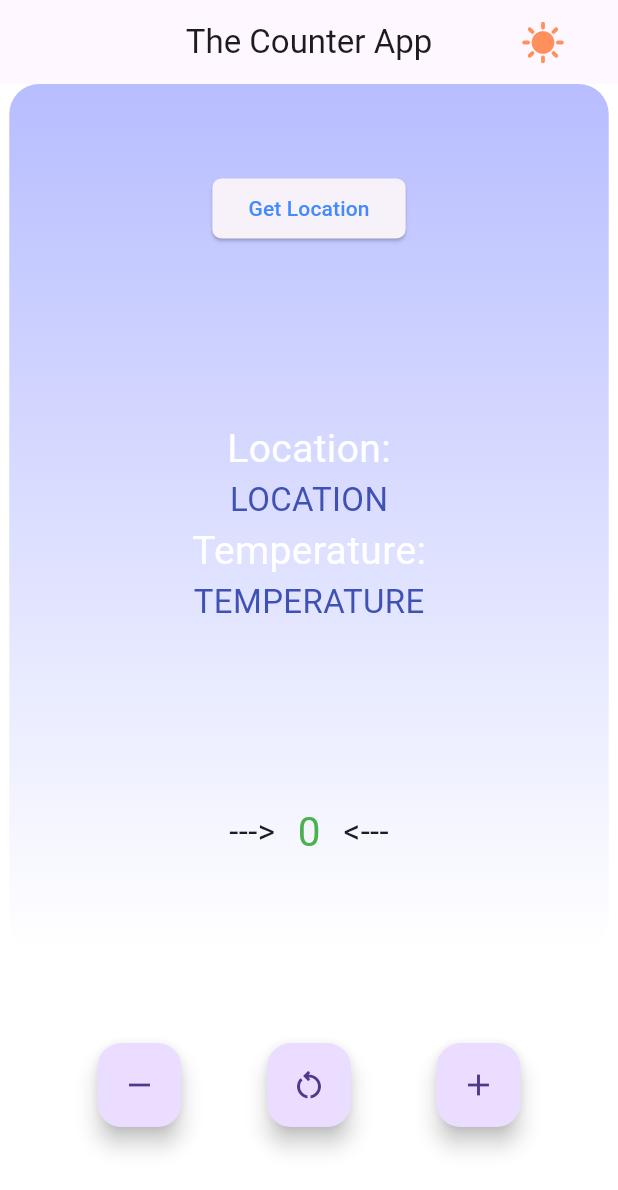
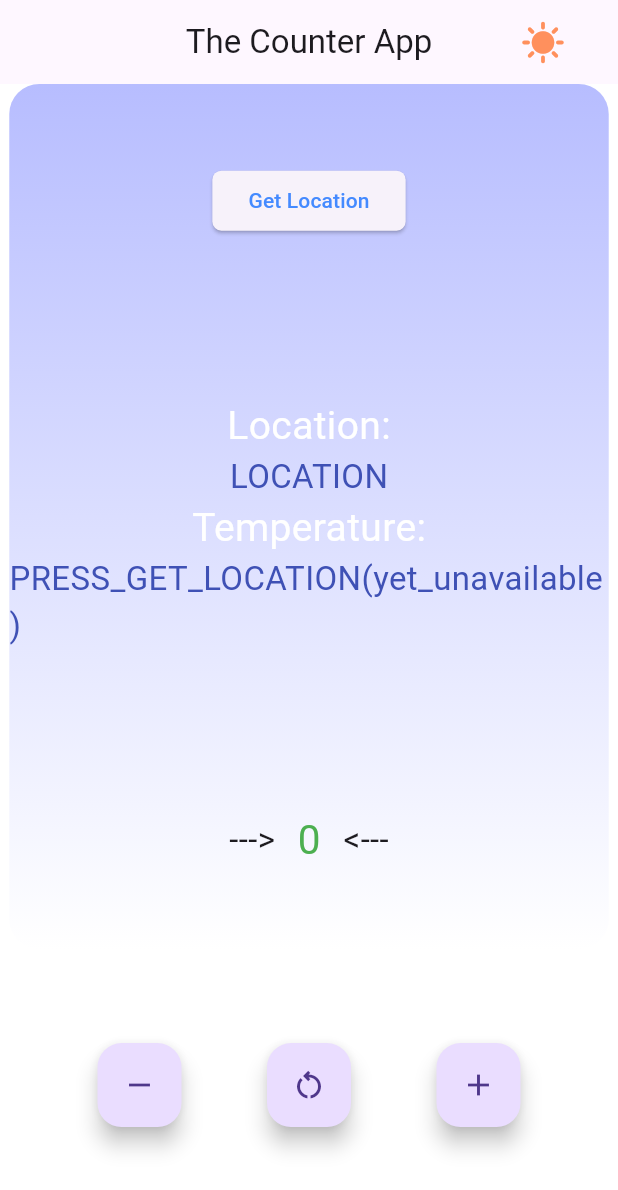
Before and after one commit to 9minuteswithtractor/Flutter_CounterApp_WeatherApp, a Flutter app: the screen it shows after launch, on a phone screen of 412 x 824 dp. Shown: the top 1190 px of the screen. Run offline on Flutter 3.47's test engine with Material 2 defaults, Android fonts, the phone set to English and light mode, and no system bars; our stand-ins replace bloc, dio, flutter_bloc, freezed_annotation, geocoding, geolocator.

Commit message:
overall update

```diff
--- a/lib/application/cubit/app_cubit.dart
+++ b/lib/application/cubit/app_cubit.dart
@@ -12,10 +12,14 @@ class CounterCubit extends Cubit<AppCubitStates> {
             counterValue: 0,
             wasIncremented: false,
             wasReset: false,
+            // location: LocationProvider().getCurrentLocation().toString() => promise
             location: 'LOCATION',
-            temperature: 'TEMPERATURE',
+            temperature: 'PRESS_GET_LOCATION(yet_unavailable)',
           ),
-        );
+        ) {
+    // TODO: call methods()
+    String place = LocationProvider().getCurrentLocation().toString();
+  }
 
   void incrementValue() {
     if (state.counterValue < RangeValues().maxValue) {
--- a/lib/application/cubit/app_cubit_states.dart
+++ b/lib/application/cubit/app_cubit_states.dart
@@ -12,8 +12,8 @@ class AppCubitStates with _$AppCubitStates {
     required bool wasIncremented,
     required bool wasReset,
     required int counterValue,
-    @Default(' *t') String temperature,
-    @Default('') String location,
+    @Default('press get_location') String temperature,
+    @Default('press get_location') String location,
     @Default('Have a ☀️ day!') String message,
     @Default('') String city,
   }) = _AppCubitStates;
--- a/lib/data/dataproviders/dio_data_provider.dart
+++ b/lib/data/dataproviders/dio_data_provider.dart
@@ -8,18 +8,20 @@ import 'package:json_annotation/json_annotation.dart';
 
 class WeatherApiClient {
   final dio = Dio();
+  // 1) Fetching latitude and longitude
+
   String url =
-      'https://api.open-meteo.com/v1/forecast?latitude=56.91&longitude=24.38&current_weather=true';
+      'https://api.open-meteo.com/v1/forecast?latitude=23&longitude=23&current_weather=true';
 
   Future getHttp() async {
     Response response = await dio.get(url);
 
     if (response.statusCode == 200) {
       // TODO: NEEDS TO BE REFACTORED ////////////////////////////////
-      final parsedData = await jsonEncode(response.data.toString());
-      final weather = parsedData;
+
       ////////////////////////////////////////////////////////////////
-      print(weather);
+
+      // 2) Fetching latitude and longitude
 
       // final weather = await response.data;
       // final temperature = await weather['current_weather']['temperature'];
--- a/lib/presentation/screens/home/counter_home.dart
+++ b/lib/presentation/screens/home/counter_home.dart
@@ -15,11 +15,11 @@ class HomePage extends StatelessWidget {
   @override
   Widget build(BuildContext context) {
     // this is how we can access cubit /////////////
+    // TODO: IS THIS A GOOD PLACE ?????????????????
     final cubit = context.read<CounterCubit>();
-
     String location = cubit.state.location;
     String temperature = cubit.state.temperature;
-
+    //TODO: ??????????????????????????????????????
     ////////////////////////////////////////////////
     // String defaultLocationVal = AppCubitStates.initsial().message;
 
```
Also changed, not shown: lib/application/cubit/app_cubit_states.freezed.dart, lib/presentation/screens/weather/weather_home.dart (deleted).
